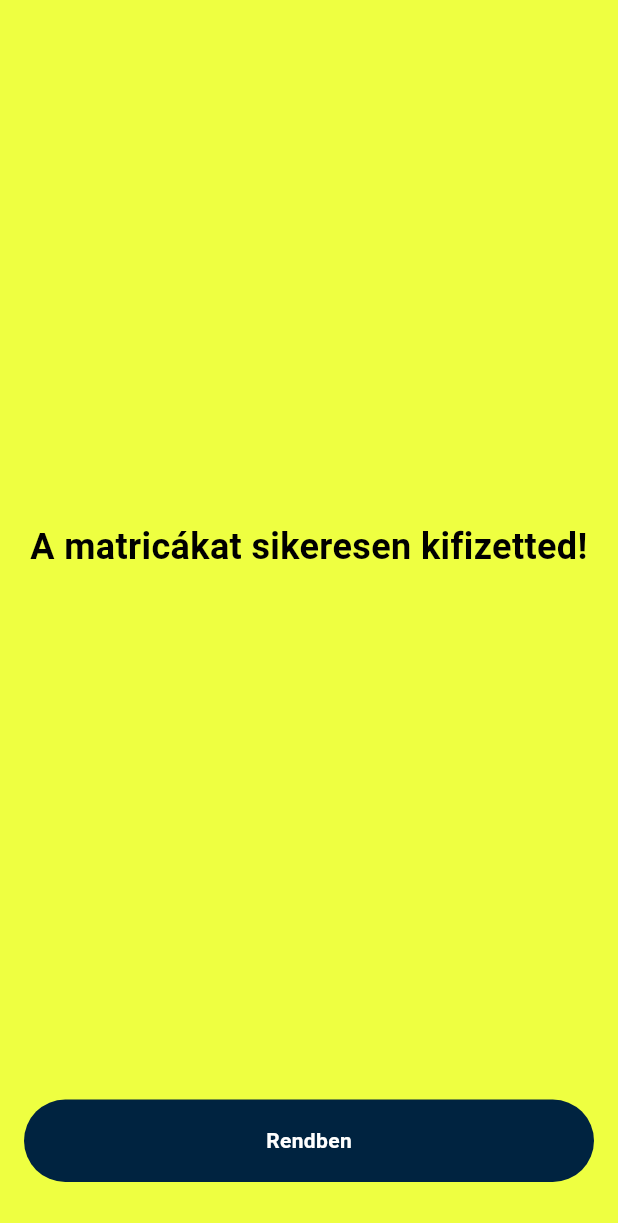
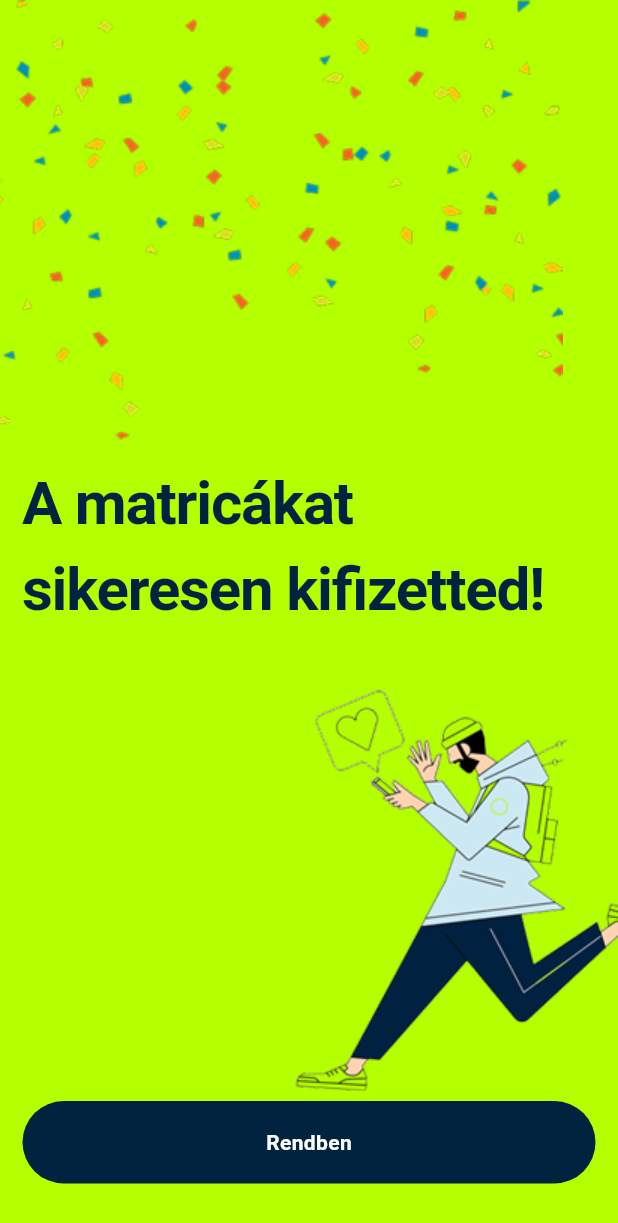
Before and after one commit to FoldvariAdam/yettel_homework, a Flutter app: the PaymentSuccessPage screen opened by its route, on a phone screen of 412 x 824 dp. Shown: the top 1223 px of the screen. Run offline on Flutter 3.47's test engine with Material 3 defaults, Android fonts, the phone set to English and light mode, and no system bars; our stand-ins replace bloc, bloc_concurrency, dio, equatable, flutter_bloc, flutter_dotenv and 3 more; network calls fail.

Commit message:
Bugfix, add images to the success page

```diff
--- a/vignette_pass/lib/index.dart
+++ b/vignette_pass/lib/index.dart
@@ -1,6 +1,7 @@
 export 'core/widgets/app_button.dart';
 export 'core/widgets/app_page_header.dart';
 export 'core/constants.dart';
+export 'core/navigation_service.dart';
 
 export 'pages/annual_county_pass/presentation/annual_county_pass_page.dart';
 export 'pages/payment_success/presentation/payment_success_page.dart';
@@ -19,8 +20,6 @@ export 'pages/vignette_pass/presentation/bloc/vignette_pass_bloc.dart';
 export 'pages/vignette_pass/presentation/widgets/vignette_card.dart';
 export 'pages/vignette_pass/presentation/vignette_pass_page.dart';
 
-export 'services/navigation_service.dart';
-
 export 'app_shell_page.dart';
 export 'application_config.dart';
 export 'ioc.dart';
--- a/vignette_pass/lib/pages/annual_county_pass/presentation/annual_county_pass_page.dart
+++ b/vignette_pass/lib/pages/annual_county_pass/presentation/annual_county_pass_page.dart
@@ -84,6 +84,7 @@ class _AnnualCountyPassPageState extends State<AnnualCountyPassPage> {
             onPressed:
                 () =>
                     NavigationService.of(context).goToPurchaseConfirmationPage(
+                      vehicleInfo: widget.vehicleInfo,
                       selectedVignettes:
                           _countyVignettes
                               .where((county) => county.selected)
--- a/vignette_pass/lib/pages/payment_success/presentation/payment_success_page.dart
+++ b/vignette_pass/lib/pages/payment_success/presentation/payment_success_page.dart
@@ -10,24 +10,22 @@ class PaymentSuccessPage extends StatelessWidget {
   @override
   Widget build(BuildContext context) {
     return Scaffold(
-      backgroundColor: Colors.limeAccent,
-      body: Center(
+      backgroundColor: _applicationConfig.primary,
+      body: Stack(
+        children: [
+          Center(
             child: Padding(
-          padding: const EdgeInsets.all(16.0),
+              padding: EdgeInsets.all(_applicationConfig.spacing2),
               child: Column(
                 mainAxisAlignment: MainAxisAlignment.center,
                 children: [
                   const Spacer(),
-              const Text(
+                  Text(
                     'A matricákat sikeresen kifizetted!',
-                style: TextStyle(fontSize: 24, fontWeight: FontWeight.bold, color: Colors.black),
-                textAlign: TextAlign.center,
+                    style: _applicationConfig.heading2S,
+                    textAlign: TextAlign.left,
                   ),
                   SizedBox(height: _applicationConfig.spacing3),
-              // SvgPicture.asset(
-              //   'assets/payment_success.svg',
-              //   height: 200,
-              // ),
                   const Spacer(),
                   AppButton.primary(
                     text: 'Rendben',
@@ -38,6 +36,17 @@ class PaymentSuccessPage extends StatelessWidget {
               ),
             ),
           ),
+          Image.asset('assets/success_confetti.png'),
+          Positioned(
+            bottom: 0,
+            right: 0,
+            child: Padding(
+              padding: const EdgeInsets.only(bottom: 80),
+              child: Image.asset('assets/success.png'),
+            ),
+          ),
+        ],
+      ),
     );
   }
 }
--- a/vignette_pass/lib/pages/purchase_confirmation/presentation/purchase_confirmation_page.dart
+++ b/vignette_pass/lib/pages/purchase_confirmation/presentation/purchase_confirmation_page.dart
@@ -7,8 +7,9 @@ class PurchaseConfirmationPage extends StatelessWidget {
   final ApplicationConfig _applicationConfig = GetIt.instance.get<ApplicationConfig>();
 
   final List<FlattenedVignette> selectedVignettes;
+  final VehicleInfo vehicleInfo;
 
-  PurchaseConfirmationPage({required this.selectedVignettes, super.key});
+  PurchaseConfirmationPage({required this.selectedVignettes, required this.vehicleInfo, super.key});
 
   @override
   Widget build(BuildContext context) {
@@ -32,7 +33,7 @@ class PurchaseConfirmationPage extends StatelessWidget {
               Text('Vásárlás megerősítése', style: _applicationConfig.heading4S),
               const Divider(),
               SizedBox(height: _applicationConfig.spacing0),
-              _buildDetailRow(title: 'Rendszám', value: 'ABC 123'),
+              _buildDetailRow(title: 'Rendszám', value: vehicleInfo.plate),
               _buildDetailRow(
                 title: 'Matrica típusa',
                 value:
--- a/vignette_pass/lib/pages/vignette_pass/presentation/vignette_pass_page.dart
+++ b/vignette_pass/lib/pages/vignette_pass/presentation/vignette_pass_page.dart
@@ -75,6 +75,7 @@ class _VignettePassPageState extends State<VignettePassPage> {
                     text: 'Vásárlás',
                     onPressed:
                         () => navigationService.goToPurchaseConfirmationPage(
+                          vehicleInfo: vehicleInfo,
                           selectedVignettes: [_selectedVignette!],
                         ),
                     disabled: _selectedVignette == null,
--- a/vignette_pass/lib/routes.dart
+++ b/vignette_pass/lib/routes.dart
@@ -26,15 +26,26 @@ GoRouter createRouterConfig() {
               final vehicleInfo = extras['vehicleInfo'] as VehicleInfo;
               final vignettes = extras['vignettes'] as List<FlattenedVignette>;
 
-              return AppPageHeader(child: AnnualCountyPassPage(vehicleInfo: vehicleInfo, vignettes: vignettes));
+              return AppPageHeader(
+                child: AnnualCountyPassPage(vehicleInfo: vehicleInfo, vignettes: vignettes),
+              );
             },
           ),
           GoRoute(
             name: NavigationRoutes.purchaseConfirmation,
             path: '/${NavigationRoutes.purchaseConfirmation}',
             builder: (context, state) {
-              final selectedVignettes = state.extra as List<FlattenedVignette>;
-              return AppPageHeader(child: PurchaseConfirmationPage(selectedVignettes: selectedVignettes));
+              final extras = state.extra as Map<String, Object?>;
+
+              final selectedVignettes = extras['selectedVignettes'] as List<FlattenedVignette>;
+              final vehicleInfo = extras['vehicleInfo'] as VehicleInfo;
+
+              return AppPageHeader(
+                child: PurchaseConfirmationPage(
+                  selectedVignettes: selectedVignettes,
+                  vehicleInfo: vehicleInfo,
+                ),
+              );
             },
           ),
           GoRoute(
```
Also changed, not shown: vignette_pass/lib/core/navigation_service.dart (renamed from vignette_pass/lib/services/navigation_service.dart, +5 -2 lines), vignette_pass/assets/success.png (added), vignette_pass/assets/success_confetti.png (added). Lines whose indentation alone changed are shown as unchanged.
